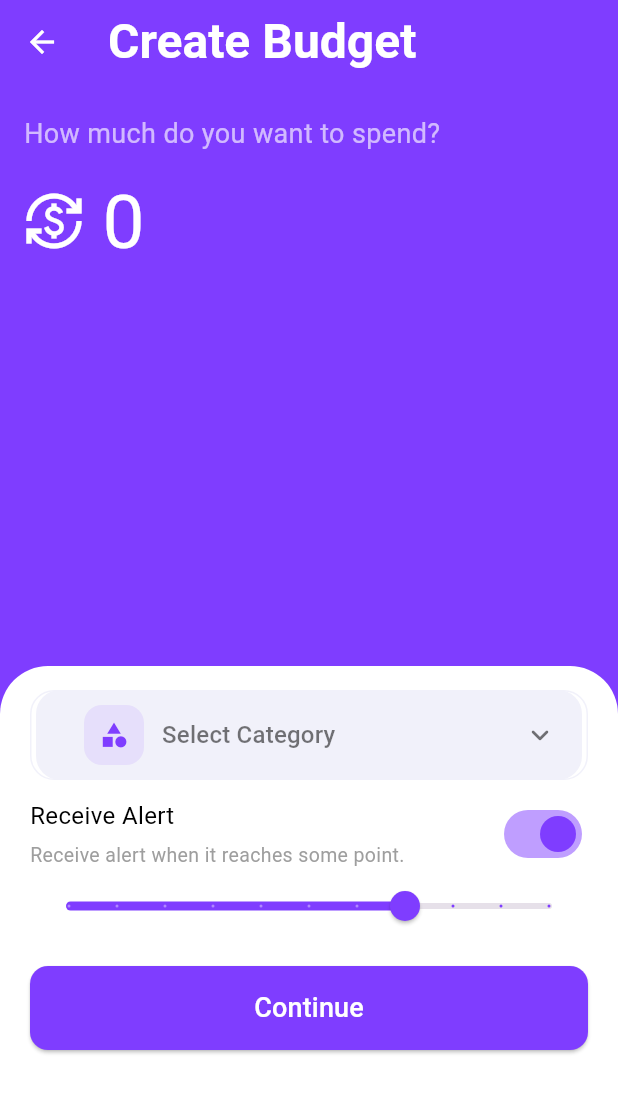
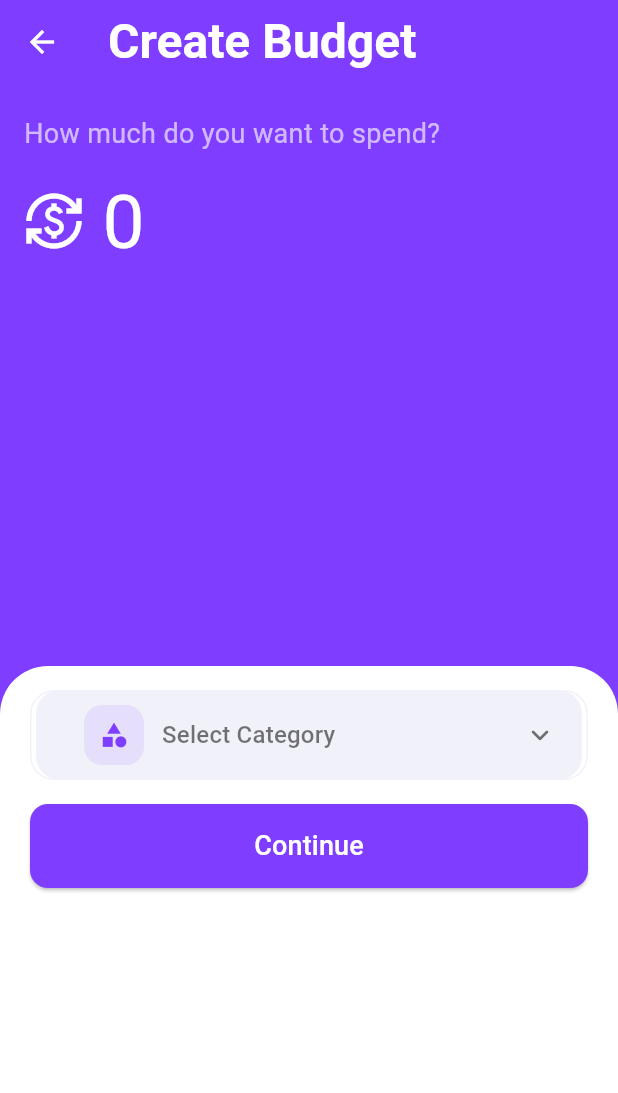
Before and after one commit to Wahaj-Wali/expensetracker, a Flutter app: the BudgetPage screen opened directly, after a tap on "Create a budget", on a phone screen of 412 x 824 dp. Shown: the top 1093 px of the screen. Run offline on Flutter 3.47's test engine with Material 3 defaults, Android fonts, the phone set to English and light mode, and no system bars; drawn by our look-alikes of loader_overlay; our stand-ins replace cloud_firestore, csv, device_info_plus, dotted_border, dropdown_button2, file_picker and 16 more; missing offline and left inert: mailer, wolt_modal_sheet; accounts and stored records are empty.

Commit message:
Add files via upload

```diff
--- a/lib/screens/AddBudgetPage.dart
+++ b/lib/screens/AddBudgetPage.dart
@@ -426,61 +426,6 @@ class _AddBudgetPageState extends State<AddBudgetPage>
                                     ],
                                   ),
                                 ),
-
-                                ///
-                                const SizedBox(height: 12),
-                                Row(
-                                  mainAxisAlignment:
-                                      MainAxisAlignment.spaceBetween,
-                                  children: [
-                                    const Column(
-                                      crossAxisAlignment:
-                                          CrossAxisAlignment.start,
-                                      children: [
-                                        Text(
-                                          'Receive Alert',
-                                          style: TextStyle(
-                                            color: Colors.black,
-                                            fontSize: 16,
-                                          ),
-                                        ),
-                                        SizedBox(height: 5),
-                                        Text(
-                                          'Receive alert when it reaches some point.',
-                                          style: TextStyle(
-                                            color: Colors.grey,
-                                            fontSize: 13,
-                                          ),
-                                        ),
-                                      ],
-                                    ),
-                                    Switch(
-                                      value: alert,
-                                      activeColor:
-                                          const Color.fromRGBO(127, 61, 255, 1),
-                                      onChanged: (bool value) {
-                                        setState(() {
-                                          alert = value;
-                                        });
-                                      },
-                                    ),
-                                  ],
-                                ),
-                                if (alert) ...[
-                                  Slider(
-                                    value: _currentSliderValue,
-                                    max: 100,
-                                    divisions: 10,
-                                    activeColor:
-                                        const Color.fromRGBO(127, 61, 255, 1),
-                                    label: "${_currentSliderValue.round()}%",
-                                    onChanged: (double value) {
-                                      setState(() {
-                                        _currentSliderValue = value;
-                                      });
-                                    },
-                                  ),
-                                ],
                                 const SizedBox(height: 16),
                                 SizedBox(
                                   height: 56,
--- a/lib/screens/BudgetPage.dart
+++ b/lib/screens/BudgetPage.dart
@@ -419,11 +419,6 @@ class _BudgetPageState extends State<BudgetPage> {
           ),
         ],
       ),
-      bottomNavigationBar: CustomBottomNavigationBar(
-        activeIndex: _activeIndex,
-      ),
-      floatingActionButton: const CircularMenuWidget(),
-      floatingActionButtonLocation: FloatingActionButtonLocation.centerDocked,
     );
   }
 }
```
